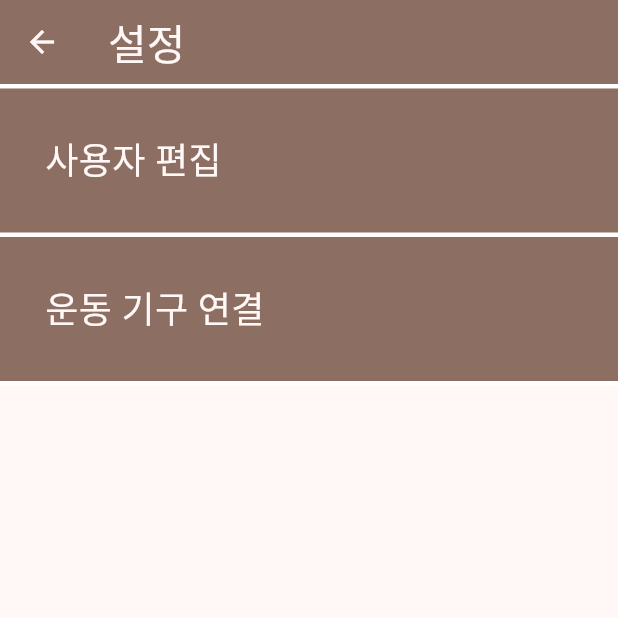
After one commit to ysshwan147/Squat_Assistance, a Flutter app: the screen it shows after launch, after a tap on the "settings" icon, on a phone screen of 412 x 824 dp, the top half of it. The commit adds this screen. Run offline on Flutter 3.47's test engine with Material 2 defaults, Android fonts, the phone set to English and light mode, and no system bars.

Commit message:
add the settings screen
add the settings screen

```diff
--- a/lib/screens/add_user_screen.dart
+++ b/lib/screens/edit_user_screen.dart
@@ -1,7 +1,7 @@
 import 'package:flutter/material.dart';
 
-class AddUserScreen extends StatelessWidget {
-  const AddUserScreen({super.key});
+class EditUserScreen extends StatelessWidget {
+  const EditUserScreen({super.key});
 
   @override
   Widget build(BuildContext context) {
@@ -12,7 +12,7 @@ class AddUserScreen extends StatelessWidget {
         backgroundColor: theme.colorScheme.primary,
         foregroundColor: theme.colorScheme.background,
         title: const Text(
-          "사용자 추가",
+          "사용자 편집",
           style: TextStyle(fontSize: 28),
         ),
       ),
--- a/lib/screens/home_screen.dart
+++ b/lib/screens/home_screen.dart
@@ -1,5 +1,5 @@
 import 'package:flutter/material.dart';
-import 'package:squat_assistance/screens/add_user_screen.dart';
+import 'package:squat_assistance/screens/settings_screen.dart';
 import 'package:squat_assistance/widgets/user_widget.dart';
 
 class HomeScreen extends StatelessWidget {
@@ -22,12 +22,12 @@ class HomeScreen extends StatelessWidget {
               Navigator.push(
                 context,
                 MaterialPageRoute(
-                  builder: (context) => const AddUserScreen(),
+                  builder: (context) => const SettingsScreen(),
                 ),
               );
             },
             icon: Icon(
-              Icons.add,
+              Icons.settings,
               size: 35,
               color: theme.colorScheme.background,
             ),
@@ -42,7 +42,7 @@ class HomeScreen extends StatelessWidget {
           ? const UserList()
           : const Center(
               child: Text(
-                "There are no connected devices",
+                "There are no connected machines",
                 style: TextStyle(
                   fontSize: 24,
                 ),
--- /dev/null
+++ b/lib/screens/settings_screen.dart
@@ -0,0 +1,101 @@
+import 'package:flutter/material.dart';
+import 'package:squat_assistance/screens/connect_machine.dart';
+import 'package:squat_assistance/screens/edit_user_screen.dart';
+
+class SettingsScreen extends StatelessWidget {
+  const SettingsScreen({super.key});
+
+  @override
+  Widget build(BuildContext context) {
+    final theme = Theme.of(context);
+    Color bgColor = theme.colorScheme.primary;
+
+    return Scaffold(
+      appBar: AppBar(
+        backgroundColor: theme.colorScheme.primary,
+        foregroundColor: theme.colorScheme.background,
+        title: const Text(
+          "설정",
+          style: TextStyle(fontSize: 28),
+        ),
+      ),
+      body: Column(
+        children: [
+          Container(
+            decoration: const BoxDecoration(
+              border: Border(
+                top: BorderSide(
+                  width: 3,
+                  color: Colors.white,
+                ),
+              ),
+            ),
+            child: const Column(
+              children: [
+                Settings(name: "사용자 편집", screen: EditUserScreen()),
+                Settings(name: "운동 기구 연결", screen: ConnectMachineScreen())
+              ],
+            ),
+          ),
+        ],
+      ),
+    );
+  }
+}
+
+class Settings extends StatelessWidget {
+  final String name;
+  final Widget screen;
+
+  const Settings({
+    super.key,
+    required this.name,
+    required this.screen,
+  });
+
+  @override
+  Widget build(BuildContext context) {
+    final theme = Theme.of(context);
+    Color bgColor = theme.colorScheme.primary;
+
+    return GestureDetector(
+      onTap: () {
+        Navigator.push(
+          context,
+          MaterialPageRoute(
+            builder: (context) => screen,
+          ),
+        );
+      },
+      child: Container(
+        decoration: BoxDecoration(
+          color: bgColor,
+          border: const Border(
+            bottom: BorderSide(
+              width: 3,
+              color: Colors.white,
+            ),
+          ),
+        ),
+        child: Padding(
+          padding: const EdgeInsets.symmetric(
+            horizontal: 30,
+            vertical: 30,
+          ),
+          child: Row(
+            mainAxisAlignment: MainAxisAlignment.start,
+            children: [
+              Text(
+                name,
+                style: TextStyle(
+                  fontSize: 24,
+                  color: theme.colorScheme.background,
+                ),
+              ),
+            ],
+          ),
+        ),
+      ),
+    );
+  }
+}
```
Also changed, not shown: lib/screens/connect_machine.dart (added, +22 -0 lines).
